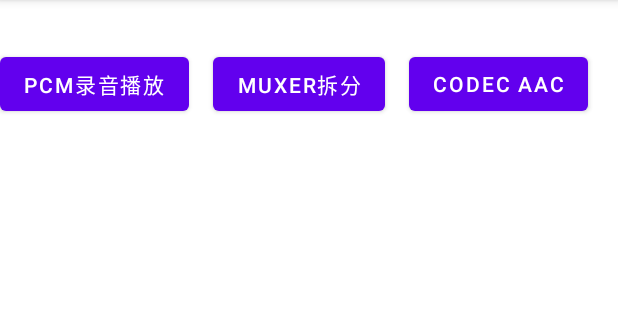
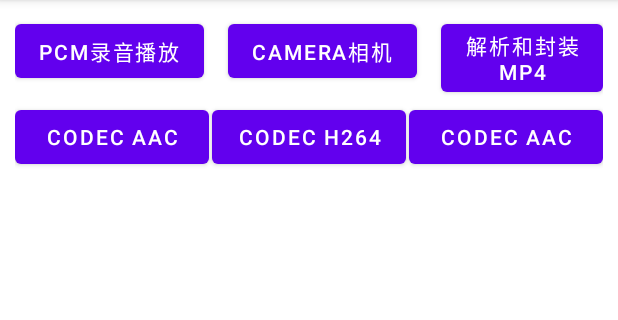
Before and after one commit to wygsqsj/videoPath, an Android app: the screen it shows after launch (MainActivity), on a phone screen of 412 x 824 dp, the part 84-404 px from its top. Run offline under Robolectric (Android 15) with nearby library versions, the phone set to English and light mode, and no system bars.

Commit message:
camera获取数据编码成h264

```diff
--- a/app/src/main/java/com/wish/videopath/demo4/Demo4Activity.java
+++ b/app/src/main/java/com/wish/videopath/demo4/Demo4Activity.java
@@ -10,6 +10,9 @@ import androidx.appcompat.app.AppCompatActivity;
 
 import com.wish.videopath.R;
 
+/**
+ * MediaExtractor 和 MediaMuxer API，知道如何解析和封装 mp4 文件
+ */
 public class Demo4Activity extends AppCompatActivity {
 
     private int mVideoTrack, mAudioTrack;
--- a/app/src/main/java/com/wish/videopath/demo5/Demo5Activity.java
+++ b/app/src/main/java/com/wish/videopath/demo5/Demo5Activity.java
@@ -8,8 +8,7 @@ import androidx.appcompat.app.AppCompatActivity;
 import com.wish.videopath.R;
 
 /**
- * MediaCodec AAC编解码,将aac解析成pcm再编码成mp3
- * 通过M
+ * MediaCodec AAC编解码,将aac解析成pcm再编码回aac
  */
 public class Demo5Activity extends AppCompatActivity {
 
@@ -18,7 +17,7 @@ public class Demo5Activity extends AppCompatActivity {
         setContentView(R.layout.activity_demo5);
     }
 
-    // pcm编码成mp3
+    // pcm编码成编码
     public void encode(View view) {
         //IO流写入
 //        new EncodeAACThread(this).start();
--- a/app/src/main/java/com/wish/videopath/demo5/EncodeAACThread.java
+++ b/app/src/main/java/com/wish/videopath/demo5/EncodeAACThread.java
@@ -174,6 +174,7 @@ public class EncodeAACThread extends Thread {
             }
             if (fos != null) {
                 try {
+                    fos.flush();
                     fos.close();
                 } catch (IOException e) {
                     e.printStackTrace();
--- a/app/src/main/java/com/wish/videopath/demo6/AvcEncoder.java
+++ b/app/src/main/java/com/wish/videopath/demo6/AvcEncoder.java
@@ -1,3 +1,4 @@
+/*
 package com.wish.videopath.demo6;
 
 import android.media.MediaCodec;
@@ -14,11 +15,13 @@ import java.nio.ByteBuffer;
 import static android.media.MediaCodec.BUFFER_FLAG_CODEC_CONFIG;
 import static android.media.MediaCodec.BUFFER_FLAG_KEY_FRAME;
 
+*/
 /**
  * 类名称：AvcEncoder
  * 类描述：MediaCodec编码，将摄像头捕获的yuv数据编码成.h264
  * 创建时间：2021/10/29
- */
+ *//*
+
 public class AvcEncoder {
     private int TIMEOUT_USEC = 12000;
     private int mYuvQueueSize = 10;
@@ -212,3 +215,4 @@ public class AvcEncoder {
     }
 
 }
+*/
--- a/app/src/main/res/layout/activity_main2.xml
+++ b/app/src/main/res/layout/activity_main2.xml
@@ -4,28 +4,17 @@
     xmlns:tools="http://schemas.android.com/tools"
     android:layout_width="match_parent"
     android:layout_height="match_parent"
+    android:padding="10dp"
     tools:context=".MainActivity">
-
-
-    <Button
-        android:id="@+id/button"
-        android:layout_width="wrap_content"
-        android:layout_height="wrap_content"
-        android:layout_marginTop="32dp"
-        android:onClick="startUp1"
-        android:text="pcm录音播放"
-        app:layout_constraintStart_toStartOf="parent"
-        app:layout_constraintTop_toTopOf="parent" />
 
     <Button
         android:id="@+id/button2"
         android:layout_width="wrap_content"
         android:layout_height="wrap_content"
-        android:layout_marginStart="16dp"
         android:onClick="startUp2"
-        android:text="muxer拆分"
-        app:layout_constraintStart_toEndOf="@+id/button"
-        app:layout_constraintTop_toTopOf="@+id/button" />
+        android:text="pcm录音播放"
+        app:layout_constraintStart_toStartOf="parent"
+        app:layout_constraintTop_toTopOf="parent" />
 
     <Button
         android:id="@+id/button3"
@@ -33,7 +22,50 @@
         android:layout_height="wrap_content"
         android:layout_marginStart="16dp"
         android:onClick="startUp3"
-        android:text="codec AAC"
+        android:text="Camera相机"
         app:layout_constraintStart_toEndOf="@+id/button2"
         app:layout_constraintTop_toTopOf="@+id/button2" />
+
+    <Button
+        android:id="@+id/button4"
+        android:layout_width="0dp"
+        android:layout_height="wrap_content"
+        android:layout_marginStart="16dp"
+        android:onClick="startUp4"
+        android:text="解析和封装mp4"
+        app:layout_constraintEnd_toEndOf="parent"
+        app:layout_constraintStart_toEndOf="@+id/button3"
+        app:layout_constraintTop_toTopOf="@+id/button3" />
+
+    <Button
+        android:id="@+id/button5"
+        android:layout_width="0dp"
+        android:layout_height="wrap_content"
+        android:layout_marginEnd="2dp"
+        android:onClick="startUp5"
+        android:text="codec AAC"
+        app:layout_constraintEnd_toStartOf="@+id/button6"
+        app:layout_constraintStart_toStartOf="@+id/button2"
+        app:layout_constraintTop_toBottomOf="@+id/button4" />
+
+    <Button
+        android:id="@+id/button6"
+        android:layout_width="0dp"
+        android:layout_height="wrap_content"
+        android:layout_marginEnd="2dp"
+        android:onClick="startUp6"
+        android:text="codec h264"
+        app:layout_constraintEnd_toStartOf="@+id/button7"
+        app:layout_constraintStart_toEndOf="@+id/button5"
+        app:layout_constraintTop_toTopOf="@+id/button5" />
+
+    <Button
+        android:id="@+id/button7"
+        android:layout_width="0dp"
+        android:layout_height="wrap_content"
+        android:onClick="startUp7"
+        android:text="codec AAC"
+        app:layout_constraintEnd_toEndOf="parent"
+        app:layout_constraintStart_toEndOf="@+id/button6"
+        app:layout_constraintTop_toTopOf="@+id/button5" />
 </androidx.constraintlayout.widget.ConstraintLayout>
```
Also changed, not shown: app/src/main/java/com/wish/videopath/MainActivity.java (+21 -4 lines), app/src/main/java/com/wish/videopath/demo6/Demo6Activity.java (+59 -18 lines), app/src/main/java/com/wish/videopath/demo6/H264EncodeThread.java (added, +224 -0 lines), app/src/main/res/layout/activity_demo6.xml (+22 -0 lines).
